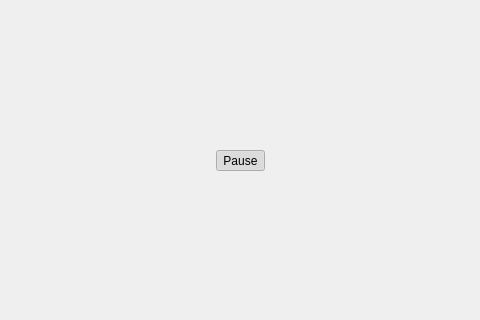
Old version of the form src/mainwindow.ui in the repository hello-adam/Hooloovoo; both pictures show x 163 to 643 and y 124 to 444 of the 800 by 600 pixel window.
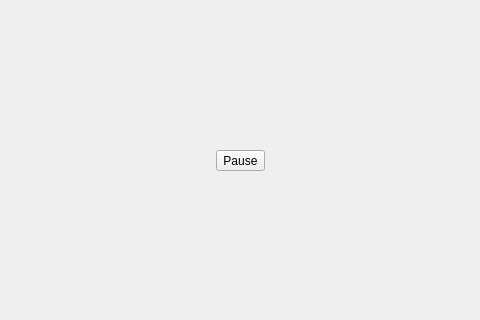
New version of the form.

The edit to the form file:
```diff
--- a/src/mainwindow.ui
+++ b/src/mainwindow.ui
@@ -218,7 +218,7 @@
              <bool>true</bool>
             </property>
             <property name="checked">
-             <bool>true</bool>
+             <bool>false</bool>
             </property>
            </widget>
           </item>
```
